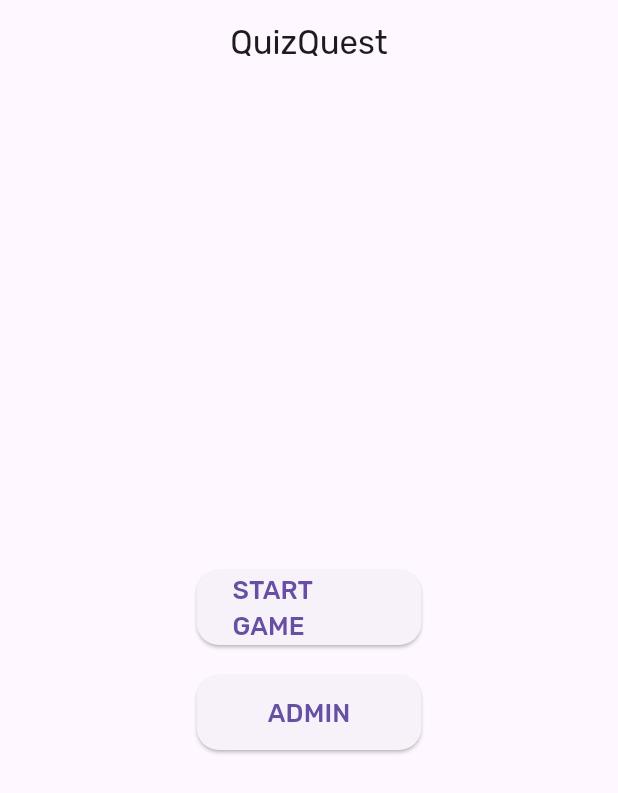
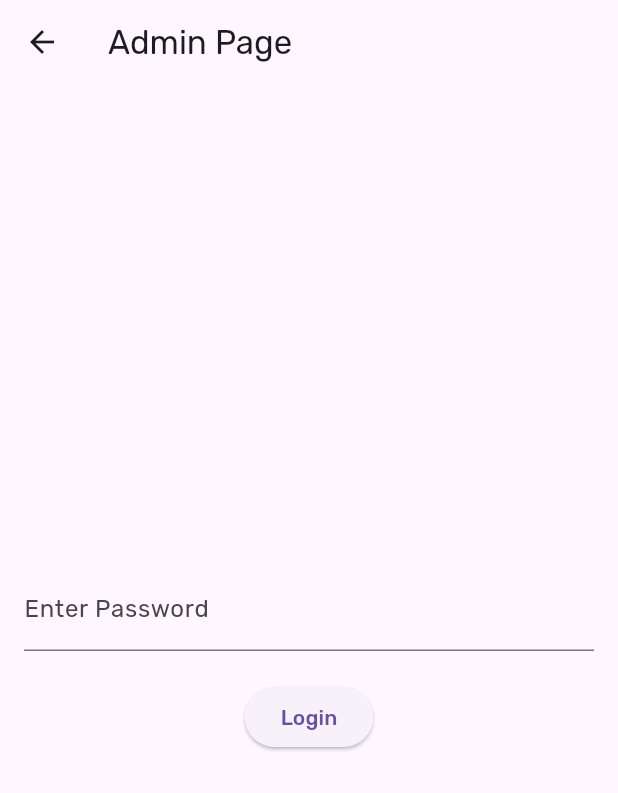
Before and after one commit to AlhasanChaaban/ProjectTwo, a Flutter app: the screen it shows after launch, after a tap on "ADMIN", on a phone screen of 412 x 824 dp. Shown: the top 793 px of the screen. Run offline on Flutter 3.47's test engine with Material 3 defaults, Android fonts, the phone set to English and light mode, and no system bars; our stand-ins replace google_fonts.

Commit message:
save changes

```diff
--- a/lib/home.dart
+++ b/lib/home.dart
@@ -1,26 +1,45 @@
 import 'package:flutter/material.dart';
+import 'verify.dart';
 
-class MyHomePage extends StatefulWidget {
+class MyHomePage extends StatelessWidget {
   const MyHomePage({Key? key}) : super(key: key);
 
   @override
-  State<MyHomePage> createState() => _MyHomePageState();
-}
-
-class _MyHomePageState extends State<MyHomePage> {
-  @override
   Widget build(BuildContext context) {
     return Scaffold(
-      appBar: AppBar(
-        title: const Text('QuizQuest'),
-        centerTitle: true,
+      appBar: PreferredSize(
+        preferredSize: const Size.fromHeight(0),
+        child: AppBar(
+          backgroundColor: Colors.transparent,
+          elevation: 0,
         ),
-      body: Center(
+      ),
+      body: Padding(
+        padding: const EdgeInsets.symmetric(vertical: 20.0),
+        child: Container(
           child: Column(
-          mainAxisAlignment: MainAxisAlignment.center,
             children: [
+              const Padding(
+                padding: EdgeInsets.only(top: 40.0),
+                child: Text(
+                  'QuizQuest',
+                  style: TextStyle(
+                    fontSize: 40,
+                    fontWeight: FontWeight.bold,
+                  ),
+                ),
+              ),
+              Expanded(
+                child: Center(
+                  child: Image.asset(
+                    'timer.png',
+                    width: 400,
+                    height: 400,
+                  ),
+                ),
+              ),
               SizedBox(
-              width: 150,
+                width: 300,
                 height: 50,
                 child: ElevatedButton(
                   onPressed: () {
@@ -30,29 +49,35 @@ class _MyHomePageState extends State<MyHomePage> {
                     shape: RoundedRectangleBorder(
                       borderRadius: BorderRadius.circular(15.0),
                     ),
+                    backgroundColor: Colors.amberAccent,
                   ),
-                child: const Text('START GAME', style: TextStyle(fontSize: 17),),
+                  child: const Text('START GAME', style: TextStyle(fontSize: 17)),
                 ),
               ),
               const SizedBox(height: 20),
               SizedBox(
-              width: 150,
+                width: 300,
                 height: 50,
                 child: ElevatedButton(
                   onPressed: () {
-                  print('ADMIN button pressed');
+                    Navigator.push(
+                      context,
+                      MaterialPageRoute(builder: (context) => VerifyPage()),
+                    );
                   },
                   style: ElevatedButton.styleFrom(
                     shape: RoundedRectangleBorder(
                       borderRadius: BorderRadius.circular(15.0),
                     ),
+                    backgroundColor: Colors.white,
                   ),
-                child: const Text('ADMIN', style: TextStyle(fontSize: 17),),
+                  child: const Text('ADMIN', style: TextStyle(fontSize: 17, color: Colors.amberAccent)),
                 ),
               ),
             ],
           ),
         ),
+      ),
     );
   }
 }
--- a/lib/main.dart
+++ b/lib/main.dart
@@ -13,7 +13,7 @@ class MyApp extends StatelessWidget {
       debugShowCheckedModeBanner: false,
       title: 'Project Two',
       theme: ThemeData(
-        primarySwatch: Colors.grey ,
+        primarySwatch: Colors.amber,
         visualDensity: VisualDensity.adaptivePlatformDensity,
         textTheme: GoogleFonts.rubikTextTheme(
         Theme.of(context).textTheme,
--- /dev/null
+++ b/lib/verify.dart
@@ -0,0 +1,70 @@
+import 'package:flutter/material.dart';
+import 'admin.dart';
+
+class VerifyPage extends StatefulWidget {
+  @override
+  _VerifyPageState createState() => _VerifyPageState();
+}
+
+class _VerifyPageState extends State<VerifyPage> {
+  final TextEditingController _passwordController = TextEditingController();
+  final String adminPassword = 'QQadmin@';
+
+  @override
+  Widget build(BuildContext context) {
+    return Scaffold(
+      appBar: AppBar(
+        title: const Text('Admin Page'),
+      ),
+      body: Padding(
+        padding: const EdgeInsets.all(16.0),
+        child: Column(
+          mainAxisAlignment: MainAxisAlignment.center,
+          children: [
+            TextField(
+              controller: _passwordController,
+              obscureText: true,
+              decoration: const InputDecoration(
+                labelText: 'Enter Password',
+              ),
+            ),
+            const SizedBox(height: 20),
+            ElevatedButton(
+              onPressed: () {
+                _verifyPassword(context);
+              },
+              child: const Text('Login'),
+            ),
+          ],
+        ),
+      ),
+    );
+  }
+
+  void _verifyPassword(BuildContext context) {
+    if (_passwordController.text == adminPassword) {
+      Navigator.push(
+        context,
+        MaterialPageRoute(builder: (context) => AdminPage()),
+      );
+    } else {
+      showDialog(
+        context: context,
+        builder: (BuildContext context) {
+          return AlertDialog(
+            title: const Text('Incorrect Password'),
+            content: const Text('Please enter the correct admin password.'),
+            actions: [
+              TextButton(
+                onPressed: () {
+                  Navigator.pop(context);
+                },
+                child: const Text('OK'),
+              ),
+            ],
+          );
+        },
+      );
+    }
+  }
+}
```
Also changed, not shown: lib/admin.dart (added, +17 -0 lines), lib/gamescreen.dart (added, +15 -0 lines), pubspec.yaml (+4 -3 lines), assets/background.jpg (added), assets/timer.png (added). Lines whose indentation alone changed are shown as unchanged.
